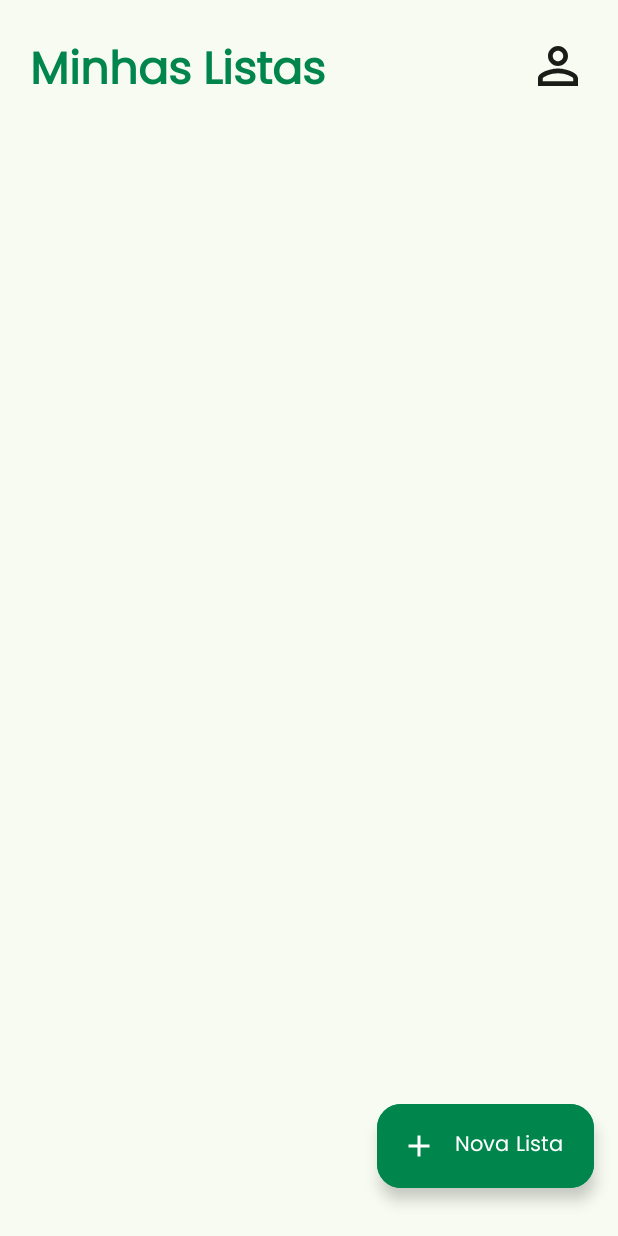
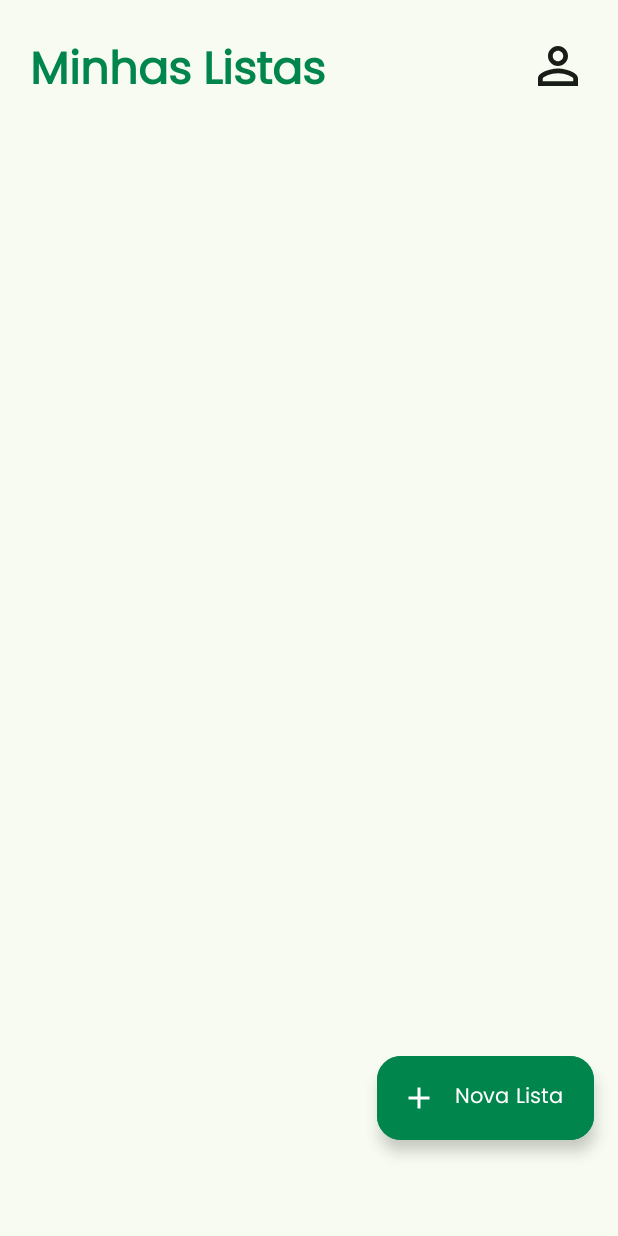
Before and after one commit to cadugoncalvesb/noted, an Android app: the screen it shows after launch (MainActivity), on a phone screen of 412 x 824 dp. Run offline under Robolectric (Android 15) with nearby library versions, the phone set to English and light mode, and no system bars; our stand-ins replace Firebase (no records; nobody signed in at launch, a user with empty details on screens opened directly); 5 statements that could not run were skipped.

Commit message:
Cores e layouts

```diff
--- a/app/src/main/res/layout/activity_add_list.xml
+++ b/app/src/main/res/layout/activity_add_list.xml
@@ -7,7 +7,7 @@
     android:layout_height="match_parent"
     tools:context=".AddListActivity">
 
-    <ScrollView
+    <androidx.core.widget.NestedScrollView
         android:id="@+id/scrollView"
         android:layout_width="0dp"
         android:layout_height="0dp"
@@ -80,6 +80,6 @@
 
         </androidx.constraintlayout.widget.ConstraintLayout>
 
-    </ScrollView>
+    </androidx.core.widget.NestedScrollView>
 
 </androidx.constraintlayout.widget.ConstraintLayout>
--- a/app/src/main/res/layout/activity_item.xml
+++ b/app/src/main/res/layout/activity_item.xml
@@ -72,7 +72,7 @@
         android:layout_height="wrap_content"
         android:backgroundTint="@color/md_theme_onPrimary"
         android:layout_marginEnd="16dp"
-        android:layout_marginBottom="32dp"
+        android:layout_marginBottom="64dp"
         app:icon="@drawable/add"
         app:iconTint="#FFFFFF"
         app:layout_constraintBottom_toBottomOf="parent"
--- a/app/src/main/res/layout/activity_list_user.xml
+++ b/app/src/main/res/layout/activity_list_user.xml
@@ -53,7 +53,7 @@
         app:icon="@drawable/add"
         app:iconTint="#FFFFFF"
         android:layout_marginEnd="16dp"
-        android:layout_marginBottom="32dp"
+        android:layout_marginBottom="64dp"
         app:layout_constraintBottom_toBottomOf="parent"
         app:layout_constraintEnd_toEndOf="parent" />
 
--- a/app/src/main/res/layout/activity_main.xml
+++ b/app/src/main/res/layout/activity_main.xml
@@ -36,9 +36,9 @@
     <androidx.recyclerview.widget.RecyclerView
         android:id="@+id/recyclerViewMyLists"
         android:layout_width="match_parent"
-        android:layout_height="wrap_content"
+        android:layout_height="match_parent"
         android:layout_marginStart="8dp"
-        android:layout_marginTop="24dp"
+        android:layout_marginTop="90dp"
         android:layout_marginEnd="8dp"
         app:layout_constraintEnd_toEndOf="parent"
         app:layout_constraintStart_toStartOf="parent"
@@ -55,7 +55,7 @@
         app:icon="@drawable/add"
         app:iconTint="#FFFFFF"
         android:layout_marginEnd="16dp"
-        android:layout_marginBottom="32dp"
+        android:layout_marginBottom="64dp"
         app:layout_constraintBottom_toBottomOf="parent"
         app:layout_constraintEnd_toEndOf="parent" />
 
```
